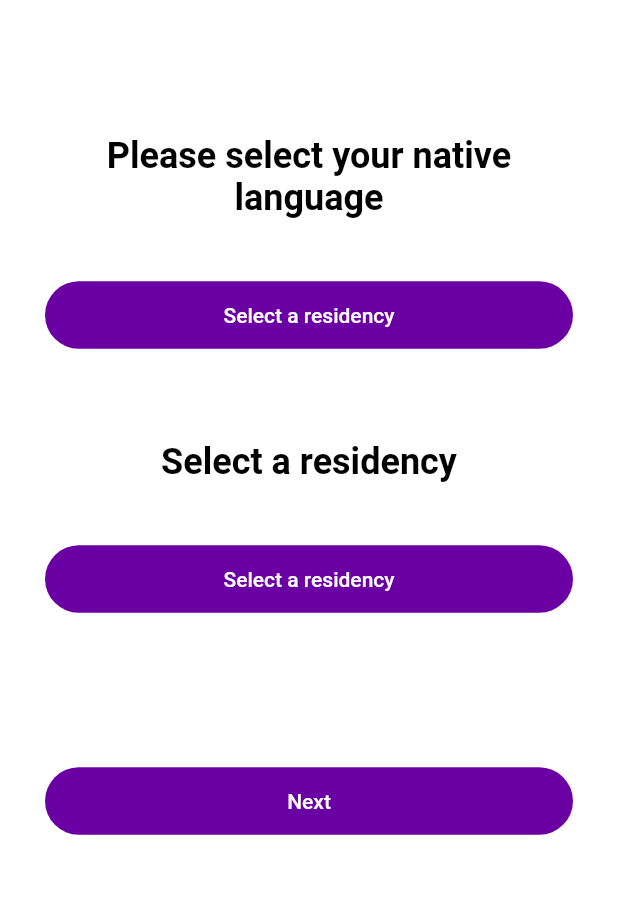
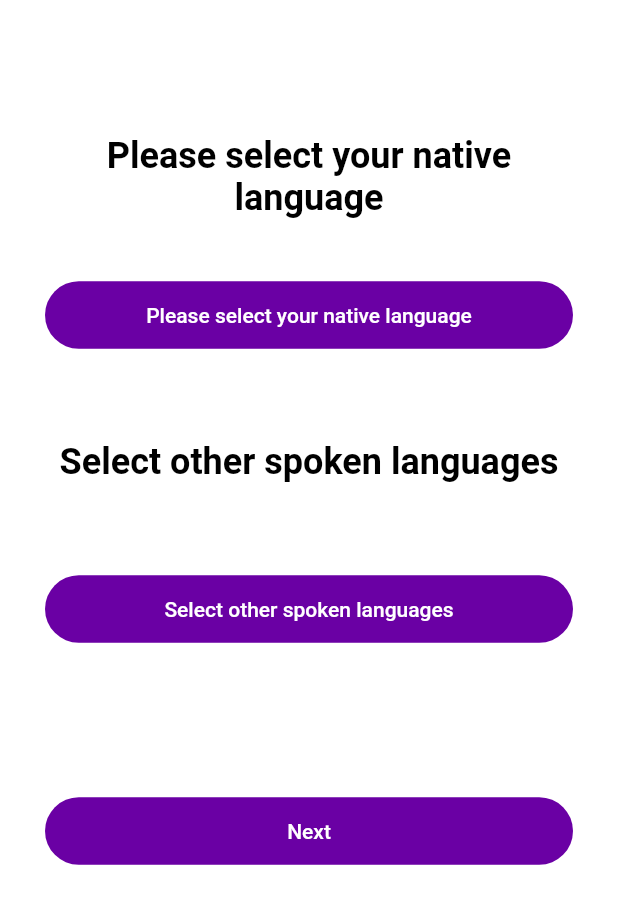
Before and after one commit to BacksLove/Waaa, a Flutter app: the LanguageScreenWidget widget shown alone on an empty page, opened directly, on a phone screen of 412 x 824 dp. Shown: the top 904 px of the screen. Run offline on Flutter 3.47's test engine with Material 2 defaults, Android fonts, the light colour scheme and no system bars; our stand-ins replace bloc, country_picker, equatable, flutter_bloc, flutter_feather_icons, flutter_svg and 8 more; missing offline and left inert: amplify_api, amplify_auth_cognito, amplify_flutter; accounts and stored records are empty; generated files the repository leaves out were written again; network calls fail; Roboto replaces fonts that are missing (Poppins); project files that could hold a hidden picture were left out.

Commit message:
Nettoyage du code, manque la créetion de l'utilisateur dans le remote data source

```diff
--- a/lib/features/users/presentation/manager/register_event.dart
+++ b/lib/features/users/presentation/manager/register_event.dart
@@ -36,9 +36,9 @@ class NativeLanguageSelected extends RegisterEvent {
 }
 
 class SpeakLanguagesSelected extends RegisterEvent {
-  final List<String> speakLanguages;
+  final String speakLanguage;
 
-  const SpeakLanguagesSelected({required this.speakLanguages});
+  const SpeakLanguagesSelected({required this.speakLanguage});
 }
 
 class ValidateHobbiesButtonPressed extends RegisterEvent {
--- a/lib/features/users/presentation/pages/register_page.dart
+++ b/lib/features/users/presentation/pages/register_page.dart
@@ -42,7 +42,9 @@ class _RegisterPageState extends State<RegisterPage> {
     return BlocListener<RegisterBloc, RegisterState>(
       listener: (context, state) {
         if (state.errorMessage != null) {
-          showSnackBar(context, state.errorMessage!);
+          if (state.errorMessage!.isNotEmpty) {
+            showSnackBar(context, state.errorMessage!);
+          }
         }
         if (state.status == RegisterStatus.complete) {
           Navigator.popAndPushNamed(context, route.homePage);
--- a/lib/features/users/presentation/widgets/language_screen_widget.dart
+++ b/lib/features/users/presentation/widgets/language_screen_widget.dart
@@ -2,6 +2,7 @@ import 'package:flutter/material.dart';
 import 'package:flutter_bloc/flutter_bloc.dart';
 import 'package:flutter_svg/svg.dart';
 import 'package:waaa/features/users/presentation/manager/register_bloc.dart';
+import 'package:waaa/features/users/presentation/widgets/show_country_selected.dart';
 
 import 'package:waaa/injection_container.dart' as di;
 
@@ -37,40 +38,21 @@ class LanguageScreenWidget extends StatelessWidget {
                 const SizedBox(
                   height: 40,
                 ),
-                (state.nationality.isNotEmpty)
-                    ? Column(
-                        children: [
-                          SvgPicture.asset(
-                            checkImageSvg,
-                            width: 35,
-                            height: 35,
-                          ),
-                          const SizedBox(
-                            height: 10,
-                          ),
-                          Text(
-                            state.nationality,
-                            textAlign: TextAlign.center,
-                            style: const TextStyle(
-                                fontWeight: FontWeight.bold, fontSize: 14),
-                          ),
-                          const SizedBox(
-                            height: 30,
-                          ),
-                        ],
-                      )
-                    : Container(),
+                if (state.nativeLanguage.isNotEmpty)
+                  ShowCountrySelected(
+                    country: state.nativeLanguage,
+                  ),
                 CountryPicker(
-                    textButton: localized(context).select_a_residency,
+                    textButton: localized(context).select_your_native_language,
                     callback: (value) => {
-                          registerBloc.add(NationalityCountrySelected(
-                              nationalityCountry: value))
+                          registerBloc.add(
+                              NativeLanguageSelected(nativeLanguage: value))
                         }),
                 const SizedBox(
                   height: 60,
                 ),
                 Text(
-                  localized(context).select_a_residency,
+                  localized(context).select_other_spoken_languages,
                   textAlign: TextAlign.center,
                   style: const TextStyle(
                       fontWeight: FontWeight.bold, fontSize: 24),
@@ -78,34 +60,18 @@ class LanguageScreenWidget extends StatelessWidget {
                 const SizedBox(
                   height: 40,
                 ),
-                (state.residency.isNotEmpty)
-                    ? Column(
-                        children: [
-                          SvgPicture.asset(
-                            checkImageSvg,
-                            width: 35,
-                            height: 35,
-                          ),
-                          const SizedBox(
-                            height: 10,
-                          ),
-                          Text(
-                            state.residency,
-                            textAlign: TextAlign.center,
-                            style: const TextStyle(
-                                fontWeight: FontWeight.bold, fontSize: 14),
-                          ),
-                          const SizedBox(
-                            height: 30,
-                          ),
-                        ],
-                      )
-                    : Container(),
+                if (state.spokenLanguages.isNotEmpty)
+                  ShowCountryItemSelected(
+                      spokenLanguages: state.spokenLanguages),
+                const SizedBox(
+                  height: 20,
+                ),
                 CountryPicker(
-                    textButton: localized(context).select_a_residency,
+                    textButton:
+                        localized(context).select_other_spoken_languages,
                     callback: (value) => {
-                          registerBloc.add(
-                              ResidenceCountrySelected(residenceCountry: value))
+                          registerBloc
+                              .add(SpeakLanguagesSelected(speakLanguage: value))
                         }),
                 const SizedBox(
                   height: 100,
@@ -114,7 +80,7 @@ class LanguageScreenWidget extends StatelessWidget {
                     style: primaryButton,
                     onPressed: () {
                       BlocProvider.of<RegisterBloc>(context)
-                          .add(ValidateCountriesButtonPressed());
+                          .add(ValidateLanguagesButtonPressed());
                     },
                     child: Text(localized(context).next))
               ],
```
Also changed, not shown: lib/features/users/presentation/manager/register_bloc.dart (+54 -11 lines), lib/features/users/presentation/widgets/country_screen_widget.dart (+5 -48 lines), lib/features/users/presentation/widgets/photo_screen_widget.dart (+7 -3 lines), lib/features/users/presentation/widgets/show_country_selected.dart (added, +76 -0 lines).
